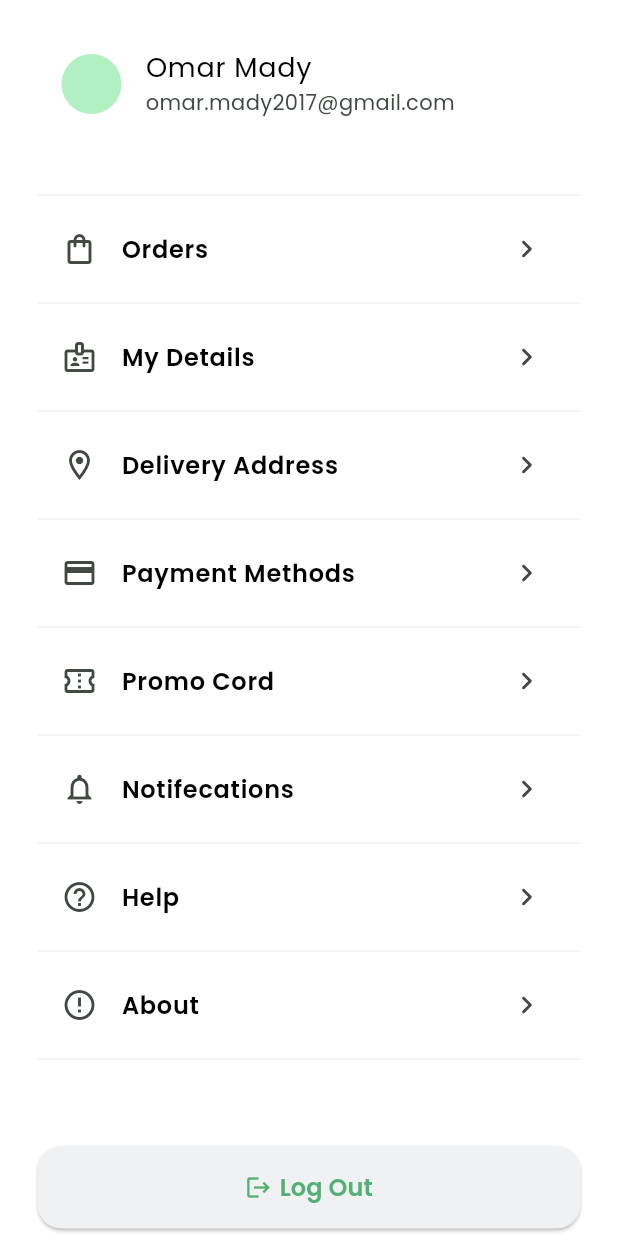
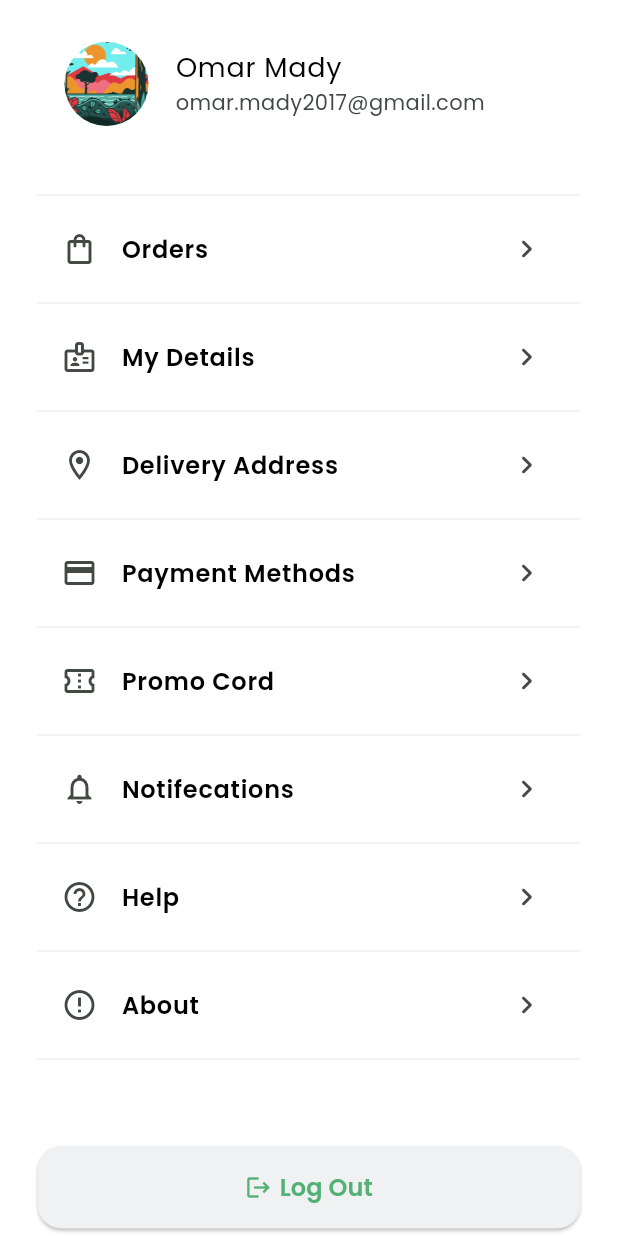
Before and after one commit to Om4r-M4dy/GreenMart, a Flutter app: the AccountPage screen opened directly, on a phone screen of 412 x 824 dp. Run offline on Flutter 3.47's test engine with Material 3 defaults, Android fonts, the phone set to English and light mode, and no system bars; our stand-ins replace flutter_rating_bar, flutter_svg, pinput.

Commit message:
full project

```diff
--- a/lib/core/constants/app_assets.dart
+++ b/lib/core/constants/app_assets.dart
@@ -26,4 +26,5 @@ class AppAssets {
   static const String meatFishPng = 'assets/images/meat&fish.png';
   static const String bakerySnacksPng = 'assets/images/bakery&snaks.png';
   static const String successPng = 'assets/images/success.png';
+  static const String profilePng = 'assets/images/profile.png';
 }
--- a/lib/features/explore/widgets/best_selling_grid_view.dart
+++ b/lib/features/explore/widgets/best_selling_grid_view.dart
@@ -8,7 +8,7 @@ class BestSellingGridView extends StatelessWidget {
   @override
   Widget build(BuildContext context) {
     return SizedBox(
-      height: 245,
+      height: 400.0,
       child: GridView.builder(
         scrollDirection: Axis.vertical,
         padding: const EdgeInsets.symmetric(horizontal: 15.0),
--- a/lib/features/profile/account.dart
+++ b/lib/features/profile/account.dart
@@ -1,4 +1,5 @@
 import 'package:flutter/material.dart';
+import 'package:t10_greenmart/core/constants/app_assets.dart';
 import 'package:t10_greenmart/core/functions/navigations.dart';
 import 'package:t10_greenmart/core/style/app_colors.dart';
 import 'package:t10_greenmart/core/style/text_styles.dart';
@@ -18,7 +19,10 @@ class AccountPage extends StatelessWidget {
               children: [
                 const SizedBox(height: 20),
                 ListTile(
-                  leading: CircleAvatar(),
+                  leading: CircleAvatar(
+                    radius: 30,
+                    backgroundImage: AssetImage(AppAssets.profilePng),
+                  ),
                   title: Text(
                     'Omar Mady',
                     style: TextStyles.subtitle.copyWith(
```
Also changed, not shown: assets/images/profile.png (added), pubspec.lock, 5 other files.
